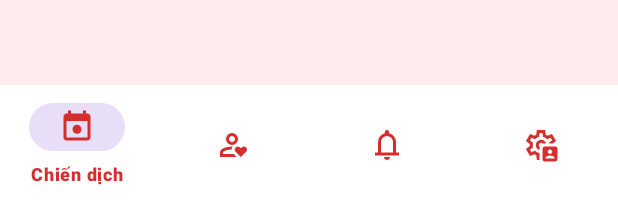
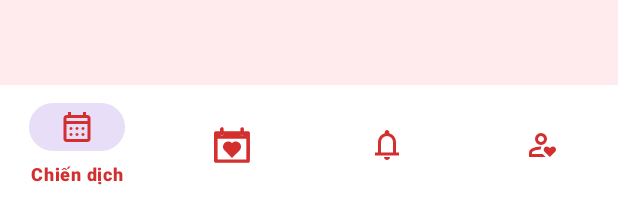
Before and after one commit to lelamhai/AndroidMedical, an Android app: the layout activity_main_screen.xml on its own in the app's theme, with its tools: preview values and no code run, on a phone screen of 412 x 824 dp. Shown: the part 1031-1233 px from the top of the screen. Run offline under Robolectric (Android 15) with nearby library versions, the phone set to English and light mode, and no system bars.

Commit message:
update campaign

```diff
--- /dev/null
+++ b/app/src/main/res/drawable/icon_add_location_24.xml
@@ -0,0 +1,9 @@
+<vector xmlns:android="http://schemas.android.com/apk/res/android"
+    android:width="24dp"
+    android:height="24dp"
+    android:viewportWidth="24"
+    android:viewportHeight="24">
+  <path
+      android:pathData="M11,14h2L13,11h3L16,9L13,9L13,6L11,6L11,9L8,9v2h3v3ZM12,19.35q3.05,-2.8 4.53,-5.09Q18,11.98 18,10.2q0,-2.73 -1.74,-4.46Q14.53,4 12,4T7.74,5.74Q6,7.47 6,10.2q0,1.78 1.48,4.06T12,19.35ZM12,22q-4.02,-3.43 -6.01,-6.36T4,10.2Q4,6.45 6.41,4.22T12,2t5.59,2.22T20,10.2q0,2.5 -1.99,5.44Q16.03,18.58 12,22ZM12,10Z"
+      android:fillColor="#1f1f1f"/>
+</vector>
--- /dev/null
+++ b/app/src/main/res/drawable/icon_calendar_24.xml
@@ -0,0 +1,9 @@
+<vector xmlns:android="http://schemas.android.com/apk/res/android"
+    android:width="24dp"
+    android:height="24dp"
+    android:viewportWidth="24"
+    android:viewportHeight="24">
+  <path
+      android:pathData="M5,22q-0.83,0 -1.41,-0.59T3,20L3,6Q3,5.18 3.59,4.59T5,4L6,4L6,2L8,2L8,4h8L16,2h2L18,4h1q0.83,0 1.41,0.59Q21,5.18 21,6L21,20q0,0.82 -0.59,1.41T19,22L5,22ZM5,20L19,20L19,10L5,10L5,20ZM5,8L19,8L19,6L5,6L5,8ZM5,8L5,6L5,8ZM12,14q-0.42,0 -0.71,-0.29Q11,13.43 11,13t0.29,-0.71T12,12t0.71,0.29T13,13t-0.29,0.71T12,14ZM7.29,13.71Q7,13.43 7,13t0.29,-0.71T8,12t0.71,0.29T9,13T8.71,13.71T8,14q-0.42,0 -0.71,-0.29ZM16,14q-0.42,0 -0.71,-0.29Q15,13.43 15,13t0.29,-0.71T16,12q0.43,0 0.71,0.29T17,13t-0.29,0.71T16,14ZM12,18q-0.42,0 -0.71,-0.29Q11,17.43 11,17t0.29,-0.71T12,16t0.71,0.29T13,17t-0.29,0.71T12,18ZM7.29,17.71Q7,17.43 7,17t0.29,-0.71T8,16t0.71,0.29T9,17T8.71,17.71T8,18q-0.42,0 -0.71,-0.29ZM16,18q-0.42,0 -0.71,-0.29Q15,17.43 15,17t0.29,-0.71T16,16q0.43,0 0.71,0.29T17,17t-0.29,0.71T16,18Z"
+      android:fillColor="#1f1f1f"/>
+</vector>
--- a/app/src/main/res/drawable/icon_campaign_24.xml
+++ b/app/src/main/res/drawable/icon_campaign_24.xml
@@ -1,9 +1,7 @@
-<vector xmlns:android="http://schemas.android.com/apk/res/android"
-    android:width="24dp"
-    android:height="24dp"
-    android:viewportWidth="24"
-    android:viewportHeight="24">
-  <path
-      android:pathData="M19,3h-1V1h-2v2H8V1H6v2H5C3.9,3 3,3.9 3,5v14c0,1.1 0.9,2 2,2h14c1.1,0 2,-0.9 2,-2V5C21,3.9 20.1,3 19,3zM19,19H5V8h14V19zM12,10.5c-1.66,0 -3,1.34 -3,3s1.34,3 3,3s3,-1.34 3,-3S13.66,10.5 12,10.5z"
-      android:fillColor="#1f1f1f"/>
+<vector xmlns:android="http://schemas.android.com/apk/res/android" android:height="24dp" android:viewportHeight="512" android:viewportWidth="512" android:width="24dp">
+
+    <path android:fillColor="#000000" android:pathData="M105.8,3.4c-9.5,2.6 -16,9.2 -18.5,18.8 -0.8,3.4 -1.3,11.1 -1.3,21.5l0,16.3 -31.9,-0c-34.8,-0 -36.9,0.3 -44,5.9 -2,1.6 -5,5.3 -6.7,8.3l-2.9,5.3 -0.3,203.7 -0.2,203.7 2,5.5c2.4,6.3 9.7,13.6 15.8,15.8 5.7,2 470.9,1.9 476.6,-0.1 6,-2.1 13.2,-9.3 15.6,-15.7 2,-5.4 2,-6.9 2,-207.4 0,-199.2 0,-202 -2,-207.2 -2.1,-5.8 -8.1,-12.3 -14,-15.4 -3.2,-1.7 -6.6,-1.9 -36.7,-2.2l-33.3,-0.3 0,-18.2c0,-10 -0.5,-19.9 -1,-21.9 -2.8,-10 -13.4,-17.8 -24.2,-17.8 -7.5,-0 -13.6,2.8 -18.8,8.8 -6,6.7 -7,11.5 -7,31.9l0,17.3 -118.4,-0 -118.4,-0 -0.4,-18.8c-0.3,-16.9 -0.6,-19.2 -2.7,-23.8 -2.7,-6.2 -6.1,-9.6 -12.1,-12.2 -6.3,-2.8 -11.7,-3.3 -17.2,-1.8zM95.3,112.6c5,4.4 10.2,6.4 16.7,6.4 2.3,-0 6,-0.5 8.2,-1.2 5.1,-1.5 12.6,-8.2 14.9,-13.3 2.1,-4.6 2.6,-2.1 0.5,2.9 -3.7,8.9 -13.8,15.6 -23.6,15.6 -9.8,-0 -19.9,-6.7 -23.6,-15.6 -2.1,-5 -1.6,-7.5 0.5,-2.9 1,2.3 3.9,5.9 6.4,8.1zM423.9,107.9c-5,11.8 -18.4,17.7 -31.1,13.9 -7.3,-2.2 -16.8,-12.9 -16.7,-18.8 0,-0.8 0.6,-0.1 1.3,1.6 2,4.6 7.4,10.2 12,12.7 5.7,3 16.5,3 22.2,-0 4.9,-2.6 12.2,-10.5 13.1,-14.2 0.3,-1.4 0.8,-2.1 1,-1.4 0.2,0.6 -0.6,3.4 -1.8,6.2zM460,314l0,148 -204.2,-0.2 -204.3,-0.3 -0.3,-147.8 -0.2,-147.7 204.5,-0 204.5,-0 0,148z" android:strokeColor="#00000000"/>
+
+    <path android:fillColor="#000000" android:pathData="M183.9,208c-19,4.7 -35,16.1 -45.5,32.5 -15.5,24.3 -14.9,57.4 1.4,81.2 2.2,3.2 29.3,31 60.1,61.8l56.1,56 51.6,-51.5c28.4,-28.3 54.4,-54.8 57.9,-58.8 8,-9.3 13.9,-20.5 16.6,-31.8 1.8,-7.3 2,-10.8 1.6,-19.9 -0.7,-13.4 -2.4,-20.4 -7.9,-31.5 -3.4,-6.8 -6.1,-10.4 -13.3,-17.6 -14.4,-14.5 -28.6,-21.1 -47.5,-22.1 -20,-1 -39.9,5.4 -52.5,16.9l-6.5,6 -6.2,-5.7c-7.6,-6.8 -21.5,-14 -31.3,-16 -9.7,-2 -25.2,-1.8 -34.6,0.5z" android:strokeColor="#00000000"/>
+
 </vector>
--- a/app/src/main/res/menu/bottom_nav_menu.xml
+++ b/app/src/main/res/menu/bottom_nav_menu.xml
@@ -2,11 +2,11 @@
 <menu xmlns:android="http://schemas.android.com/apk/res/android">
     <item
         android:id="@+id/nav_campaign"
-        android:icon="@drawable/icon_campaign_24"
+        android:icon="@drawable/icon_calendar_24"
         android:title="Chiến dịch" />
     <item
         android:id="@+id/nav_register"
-        android:icon="@drawable/icon_person_heart_24"
+        android:icon="@drawable/icon_campaign_24"
         android:title="Đăng ký" />
     <item
         android:id="@+id/nav_notification"
@@ -14,6 +14,6 @@
         android:title="Thông báo" />
     <item
         android:id="@+id/nav_profile"
-        android:icon="@drawable/icon_settings_account_box_24"
+        android:icon="@drawable/icon_person_heart_24"
         android:title="Hồ sơ" />
 </menu>
```
